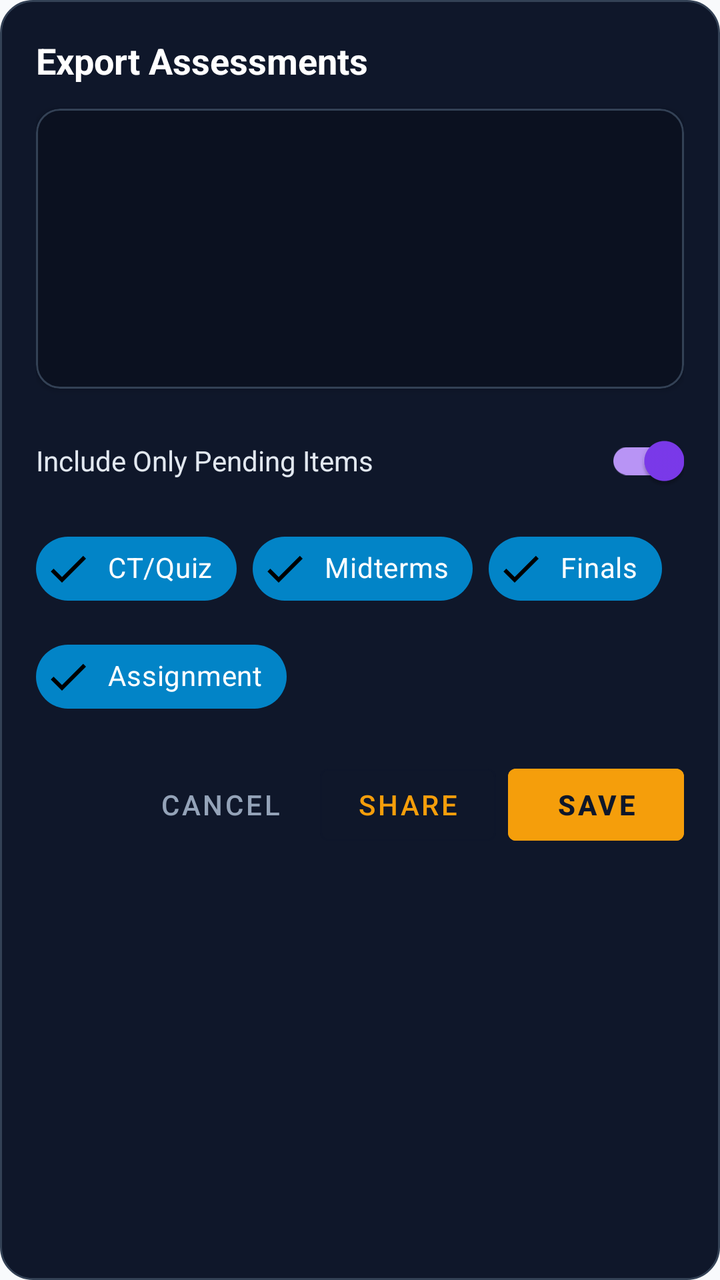
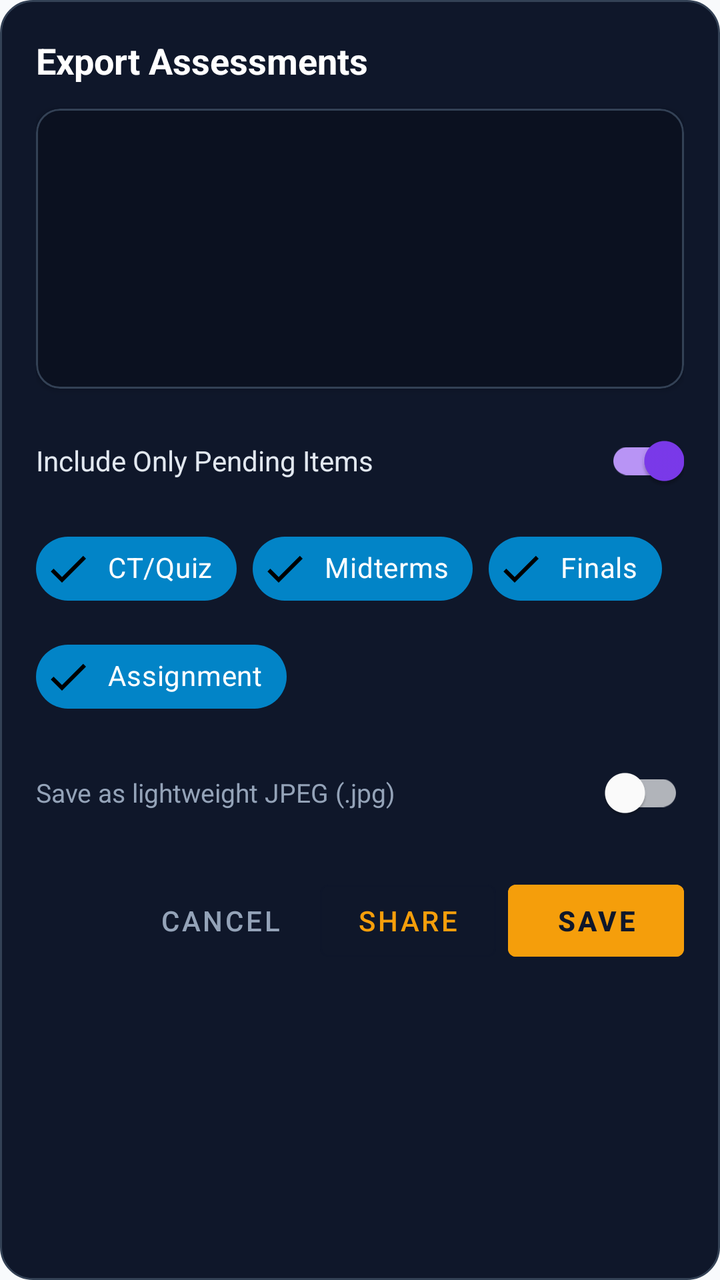

Screens rendered from an Android XML layout before and after an edit, with the pre-edit source and the edit as a unified diff.
<!-- AndroidManifest.xml: application theme Theme.LifeSync -->
<!-- res/layout/dialog_export_exams.xml -->
<LinearLayout xmlns:android="http://schemas.android.com/apk/res/android"
    xmlns:app="http://schemas.android.com/apk/res-auto"
    android:layout_width="match_parent"
    android:layout_height="wrap_content"
    android:background="@drawable/bg_dialog_dark"
    android:orientation="vertical"
    android:padding="18dp">

    <TextView
        android:layout_width="wrap_content"
        android:layout_height="wrap_content"
        android:text="Export Assessments"
        android:textColor="#FFFFFF"
        android:textSize="18sp"
        android:textStyle="bold" />

    
    <com.google.android.material.card.MaterialCardView
        android:layout_width="match_parent"
        android:layout_height="140dp"
        android:layout_marginTop="12dp"
        app:cardBackgroundColor="#0B1120"
        app:cardCornerRadius="12dp"
        app:strokeColor="#334155"
        app:strokeWidth="1dp">

        <ImageView
            android:id="@+id/ivExamThumbnail"
            android:layout_width="match_parent"
            android:layout_height="match_parent"
            android:scaleType="fitCenter"
            android:contentDescription="Live Exam Preview" />
    </com.google.android.material.card.MaterialCardView>

    <com.google.android.material.switchmaterial.SwitchMaterial
        android:id="@+id/switchOnlyPendingExams"
        android:layout_width="match_parent"
        android:layout_height="wrap_content"
        android:layout_marginTop="12dp"
        android:checked="true"
        android:text="Include Only Pending Items"
        android:textColor="#E2E8F0"
        android:textSize="14sp"
        app:useMaterialThemeColors="true" />

    <com.google.android.material.chip.ChipGroup
        android:id="@+id/chipGroupExamCategories"
        android:layout_width="match_parent"
        android:layout_height="wrap_content"
        android:layout_marginTop="6dp"
        app:chipSpacing="6dp">

        <com.google.android.material.chip.Chip
            android:id="@+id/chipCatCT"
            style="@style/Widget.MaterialComponents.Chip.Filter"
            android:layout_width="wrap_content"
            android:layout_height="wrap_content"
            android:checked="true"
            android:text="CT/Quiz"
            android:textColor="#FFFFFF"
            app:chipBackgroundColor="@color/bg_chip_selector" />

        <com.google.android.material.chip.Chip
            android:id="@+id/chipCatMidterm"
            style="@style/Widget.MaterialComponents.Chip.Filter"
            android:layout_width="wrap_content"
            android:layout_height="wrap_content"
            android:checked="true"
            android:text="Midterms"
            android:textColor="#FFFFFF"
            app:chipBackgroundColor="@color/bg_chip_selector" />

        <com.google.android.material.chip.Chip
            android:id="@+id/chipCatFinals"
            style="@style/Widget.MaterialComponents.Chip.Filter"
            android:layout_width="wrap_content"
            android:layout_height="wrap_content"
            android:checked="true"
            android:text="Finals"
            android:textColor="#FFFFFF"
            app:chipBackgroundColor="@color/bg_chip_selector" />

        <com.google.android.material.chip.Chip
            android:id="@+id/chipCatAssignment"
            style="@style/Widget.MaterialComponents.Chip.Filter"
            android:layout_width="wrap_content"
            android:layout_height="wrap_content"
            android:checked="true"
            android:text="Assignment"
            android:textColor="#FFFFFF"
            app:chipBackgroundColor="@color/bg_chip_selector" />
    </com.google.android.material.chip.ChipGroup>

    <LinearLayout
        android:layout_width="match_parent"
        android:layout_height="wrap_content"
        android:layout_marginTop="16dp"
        android:gravity="end"
        android:orientation="horizontal">

        <com.google.android.material.button.MaterialButton
            android:id="@+id/btnCancelExamExport"
            style="@style/Widget.MaterialComponents.Button.TextButton"
            android:layout_width="wrap_content"
            android:layout_height="wrap_content"
            android:text="CANCEL"
            android:textColor="#94A3B8" />

        <com.google.android.material.button.MaterialButton
            android:id="@+id/btnShareExams"
            style="@style/Widget.MaterialComponents.Button.OutlinedButton"
            android:layout_width="wrap_content"
            android:layout_height="wrap_content"
            android:layout_marginStart="6dp"
            android:strokeColor="#F59E0B"
            android:text="SHARE"
            android:textColor="#F59E0B" />

        <com.google.android.material.button.MaterialButton
            android:id="@+id/btnSaveExams"
            android:layout_width="wrap_content"
            android:layout_height="wrap_content"
            android:layout_marginStart="6dp"
            android:backgroundTint="#F59E0B"
            android:text="SAVE"
            android:textColor="#0F172A"
            android:textStyle="bold" />
    </LinearLayout>
</LinearLayout>
<!-- resources referenced by this layout -->
<resources>
  <!-- drawable bg_dialog_dark (drawable) -->
  <?xml version="1.0" encoding="utf-8"?>
  <shape xmlns:android="http://schemas.android.com/apk/res/android"
      android:shape="rectangle">
      <solid android:color="#0F172A" />
      <corners android:radius="16dp" />
      <stroke
          android:width="1dp"
          android:color="#334155" />
  </shape>
  <style name="Theme.LifeSync" parent="Theme.MaterialComponents.DayNight.NoActionBar">
          <item name="colorPrimary">@color/primary</item>
          <item name="colorPrimaryVariant">@color/primary_variant</item>
          <item name="colorOnPrimary">@color/on_primary</item>
          <item name="colorSecondary">@color/secondary</item>
          <item name="colorSecondaryVariant">@color/secondary_variant</item>
          <item name="colorOnSecondary">@color/on_secondary</item>
          <item name="colorSurface">@color/surface</item>
          <item name="colorOnSurface">@color/text_primary</item>
          <item name="colorOnBackground">@color/text_primary</item>
          <item name="colorOnSurfaceVariant">@color/text_secondary</item>
          <item name="colorOutline">@color/text_secondary</item>
          <item name="android:colorBackground">@color/background</item>
          <item name="android:windowBackground">@color/background</item>
          <item name="android:textColorPrimary">@color/text_primary</item>
          <item name="android:textColorSecondary">@color/text_secondary</item>
          <item name="android:statusBarColor">@color/background</item>
          <item name="android:windowLightStatusBar">true</item>
          <item name="android:navigationBarColor">@color/background</item>
          <item name="materialCardViewStyle">@style/CardElevationRounded</item>
          <item name="android:textViewStyle">@style/DuoRhythmTextView</item>
          <item name="android:editTextStyle">@style/DuoRhythmEditText</item>
          <item name="editTextStyle">@style/DuoRhythmEditText</item>
      </style>
  <color name="primary">#0284C7</color>
  <color name="primary_variant">#0369A1</color>
  <color name="on_primary">#FFFFFF</color>
  <color name="secondary">#7C3AED</color>
  <color name="secondary_variant">#6D28D9</color>
  <color name="on_secondary">#FFFFFF</color>
  <color name="surface">#FFFFFF</color>
  <color name="text_primary">#0F172A</color>
  <color name="text_secondary">#64748B</color>
  <color name="background">#F8FAFC</color>
  <style name="CardElevationRounded" parent="Widget.MaterialComponents.CardView">
          <item name="cardCornerRadius">22dp</item>
          <item name="cardElevation">2dp</item>
          <item name="strokeWidth">1dp</item>
          <item name="strokeColor">@color/card_stroke</item>
          <item name="cardBackgroundColor">@color/surface_card</item>
      </style>
  <style name="DuoRhythmTextView" parent="android:Widget.TextView">
          <item name="android:lineSpacingExtra">2dp</item>
          <item name="android:fontFamily">sans-serif</item>
          <item name="android:includeFontPadding">true</item>
      </style>
  <style name="DuoRhythmEditText" parent="android:Widget.EditText">
          <item name="android:lineSpacingExtra">2dp</item>
          <item name="android:fontFamily">sans-serif</item>
          <item name="android:includeFontPadding">true</item>
          <item name="android:textColor">@color/text_primary</item>
          <item name="android:textColorHint">@color/text_secondary</item>
      </style>
  <color name="card_stroke">#E2E8F0</color>
  <color name="surface_card">#FFFFFF</color>
</resources>

<!-- the commit's change to res/layout/dialog_export_exams.xml (unified diff, before → after) -->
@@ -1,3 +1,4 @@
+<?xml version="1.0" encoding="utf-8"?>
 <LinearLayout xmlns:android="http://schemas.android.com/apk/res/android"
     xmlns:app="http://schemas.android.com/apk/res-auto"
     android:layout_width="match_parent"
@@ -14,7 +15,6 @@
         android:textSize="18sp"
         android:textStyle="bold" />
 
-    
     <com.google.android.material.card.MaterialCardView
         android:layout_width="match_parent"
         android:layout_height="140dp"
@@ -91,6 +91,17 @@
             app:chipBackgroundColor="@color/bg_chip_selector" />
     </com.google.android.material.chip.ChipGroup>
 
+    <com.google.android.material.switchmaterial.SwitchMaterial
+        android:id="@+id/switchExamFormatJpeg"
+        android:layout_width="match_parent"
+        android:layout_height="wrap_content"
+        android:layout_marginTop="10dp"
+        android:checked="false"
+        android:text="Save as lightweight JPEG (.jpg)"
+        android:textColor="#94A3B8"
+        android:textSize="13sp"
+        app:useMaterialThemeColors="true" />
+
     <LinearLayout
         android:layout_width="match_parent"
         android:layout_height="wrap_content"
